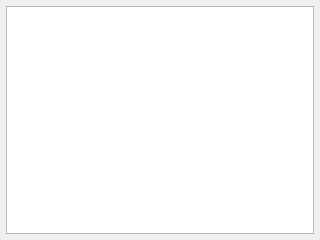
Qt form viewsettingaccountpage.ui (sharkpp/Jugemutter) before a commit.
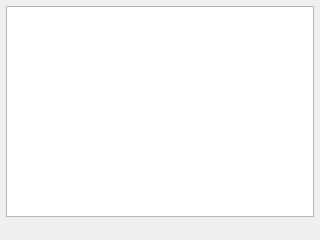
The same form after that commit.

```diff
--- a/viewsettingaccountpage.ui
+++ b/viewsettingaccountpage.ui
@@ -33,15 +33,19 @@
     <number>6</number>
    </property>
    <item>
-    <widget class="QTableView" name="accountList">
-     <property name="styleSheet">
-      <string notr="true">QTableView::icon {
-    background-color: green;
-}
-QTableView::item {
-    text-align: center;
-}
-</string>
+    <layout class="QHBoxLayout" name="horizontalLayout_2">
+     <property name="spacing">
+      <number>0</number>
+     </property>
+     <item>
+      <layout class="QVBoxLayout" name="verticalLayout">
+       <property name="spacing">
+        <number>0</number>
+       </property>
+       <item>
+        <widget class="QListWidget" name="accountList">
+         <property name="focusPolicy">
+          <enum>Qt::NoFocus</enum>
      </property>
      <property name="frameShape">
       <enum>QFrame::StyledPanel</enum>
@@ -52,16 +56,24 @@
      <property name="selectionBehavior">
       <enum>QAbstractItemView::SelectRows</enum>
      </property>
-     <property name="showGrid">
-      <bool>false</bool>
-     </property>
-     <property name="gridStyle">
-      <enum>Qt::DashLine</enum>
-     </property>
-     <property name="cornerButtonEnabled">
-      <bool>false</bool>
-     </property>
-    </widget>
+        </widget>
+       </item>
+       <item>
+        <widget class="QToolBar" name="accountAction"/>
+       </item>
+      </layout>
+     </item>
+     <item>
+      <widget class="QFrame" name="frame">
+       <property name="frameShape">
+        <enum>QFrame::StyledPanel</enum>
+       </property>
+       <property name="frameShadow">
+        <enum>QFrame::Raised</enum>
+       </property>
+      </widget>
+     </item>
+    </layout>
    </item>
   </layout>
  </widget>
```
Lines whose indentation alone changed are shown as unchanged.
